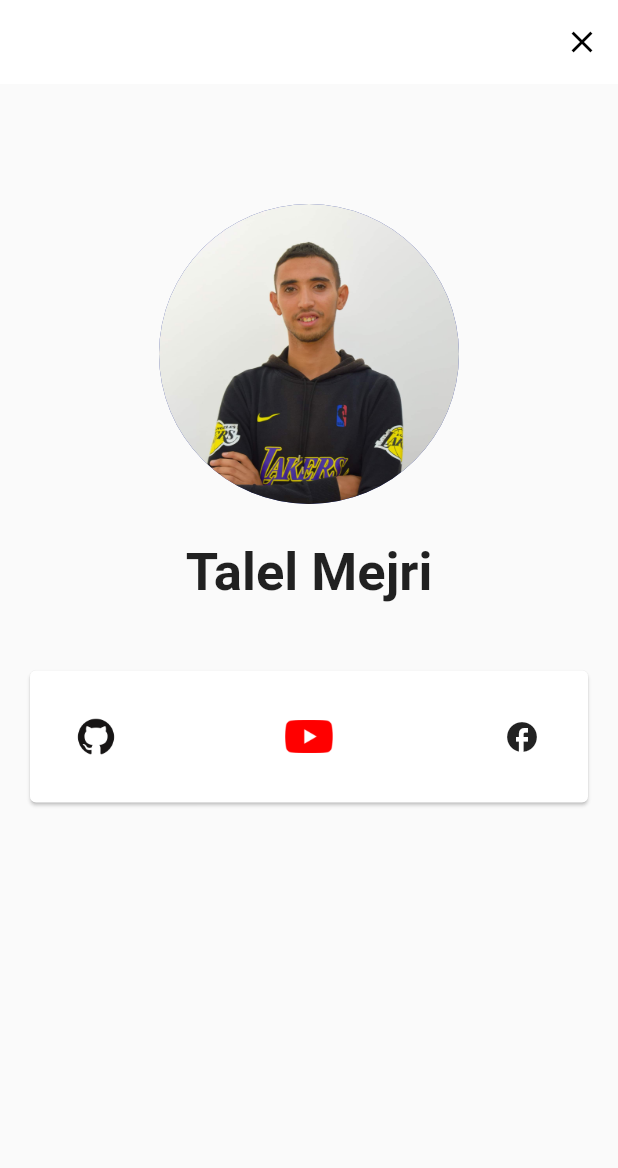
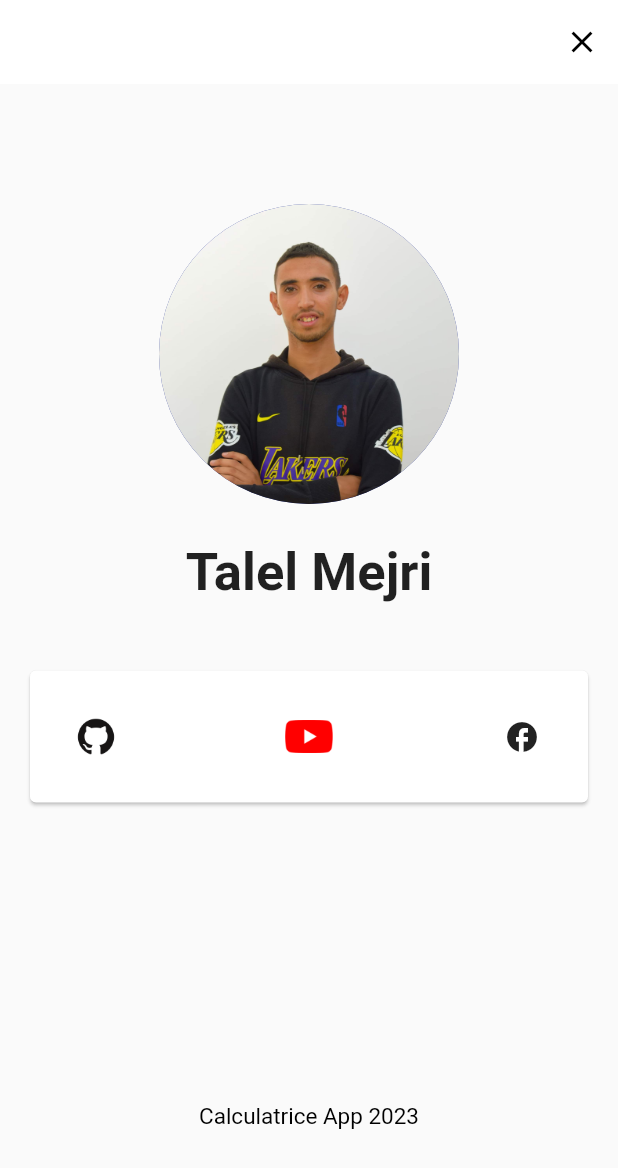
Before and after one commit to TalelMejri/Calculatrice_flutter, a Flutter app: the MyWidget screen opened by its route, on a phone screen of 412 x 824 dp. Shown: the top 1168 px of the screen. Run offline on Flutter 3.47's test engine with Material 2 defaults, Android fonts, the phone set to English and light mode, and no system bars.

Commit message:
finish infoPersonnel

```diff
--- a/lib/InfoPersonel.dart
+++ b/lib/InfoPersonel.dart
@@ -17,7 +17,7 @@ class MyWidget extends StatelessWidget {
                        )
                   ]
                  ),
-        body:  Container(
+       body:  Container(
                margin: const EdgeInsets.only(top: 80),
                 child:   Center(
                   child: Column(
@@ -40,12 +40,16 @@ class MyWidget extends StatelessWidget {
                                   IconButton(onPressed: (){Navigator.pop(context);}, icon: const Icon(Icons.facebook))
                                ],
                              ),
-                            )
+                            ),
+                       ),
+                       Container(
+                        margin: const EdgeInsets.only(top: 180),
+                        child:  const Text("Calculatrice App 2023",style:TextStyle(color: Colors.black,fontSize: 15),),
                        )
                     ],
                   ),
                 ),
                )
-    );
-  }
+       );
+   }
 }
```
